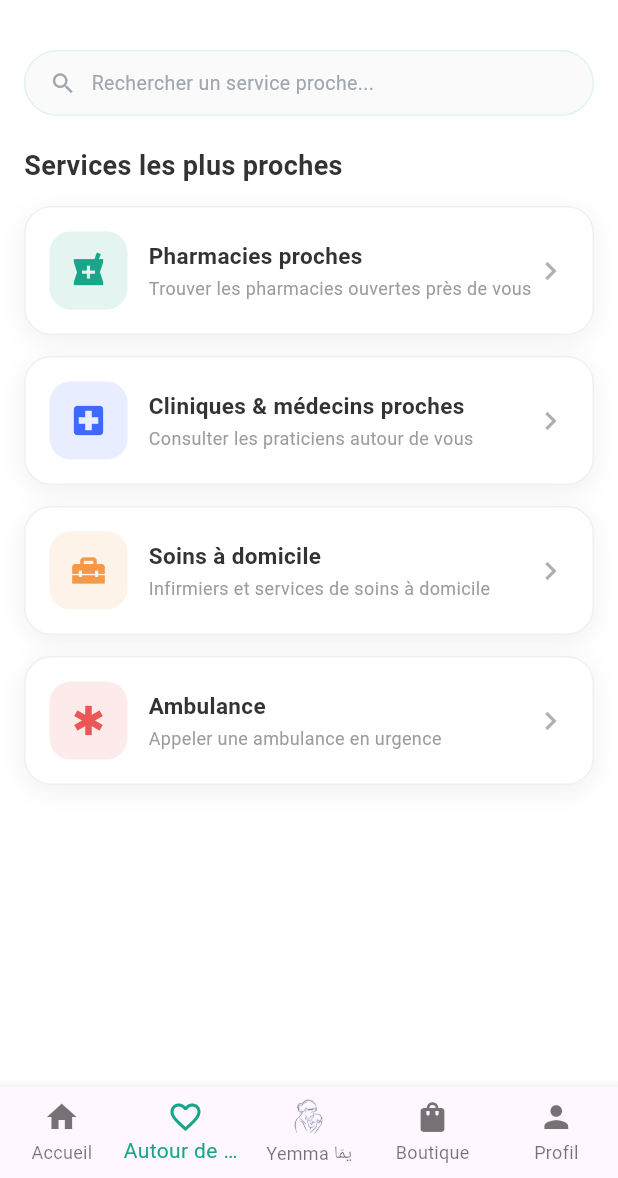
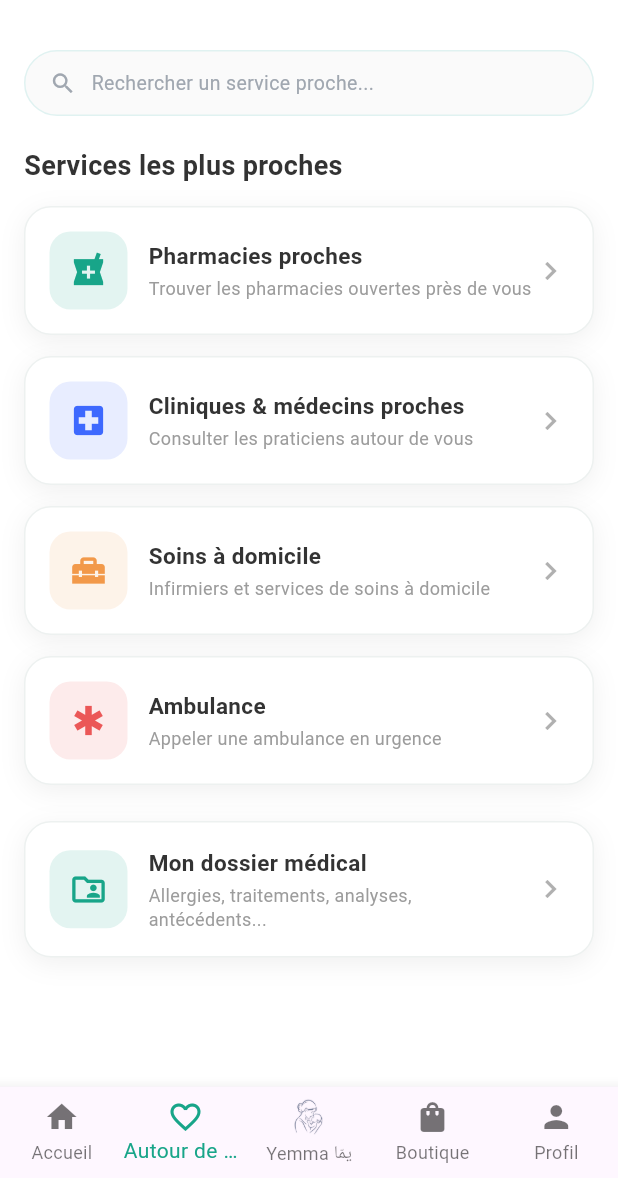
Before and after one commit to pfemoonbou-netizen/medicaclic, a Flutter app: the HomeScreen screen opened by its route, item 2 of the bottom bar chosen, on a phone screen of 412 x 824 dp, the part 58-1236 px from its top. Run offline on Flutter 3.47's test engine with Material 3 defaults, Android fonts, the phone set to English and light mode, and no system bars; our stand-ins replace file_picker, flutter_map, geolocator, go_router, image_picker, latlong2 and 2 more; accounts and stored records are empty.

Commit message:
Deplacer Mon dossier medical vers Autour de moi, retirer le nom sous la 1ere story
- "Mon dossier medical" quitte l'accueil et rejoint la page Autour de moi
- La story "Vous" (ajouter) n'affiche plus de nom, juste le cercle + le bouton +

Co-Authored-By: Claude Opus 4.6 <noreply@anthropic.com>
Claude-Session: https://claude.ai/code/session_011W2p4idtsPLUqPjXsb6riq

```diff
--- a/lib/screens/home/home_screen.dart
+++ b/lib/screens/home/home_screen.dart
@@ -13,7 +13,6 @@ import '../doctors/find_doctors_screen.dart';
 import '../yemma/yemma_screen.dart';
 import '../yemma/yemma_theme.dart';
 import '../profile/profile_screen.dart';
-import '../medical/medical_record_screen.dart';
 import 'widgets/ambulance_sheet.dart';
 import 'home_care/home_care_screen.dart';
 import '../../providers/home_care_provider.dart';
@@ -134,13 +133,6 @@ class _HomeScreenState extends State<HomeScreen> {
     Navigator.push(
       context,
       MaterialPageRoute(builder: (context) => const NearbyServicesScreen()),
-    );
-  }
-
-  void _openMedicalRecord(BuildContext context) {
-    Navigator.push(
-      context,
-      MaterialPageRoute(builder: (context) => MedicalRecordScreen(patientName: _displayName.isEmpty ? 'Mon dossier' : _displayName)),
     );
   }
 
@@ -358,41 +350,6 @@ class _HomeScreenState extends State<HomeScreen> {
               itemBuilder: (context, i) => _topDoctorCard(doctors[i]),
             ),
           ),
-          const SizedBox(height: 24),
-          const Text('Mon dossier médical', style: TextStyle(color: _darkText, fontSize: 16, fontWeight: FontWeight.w600)),
-          const SizedBox(height: 12),
-          GestureDetector(
-            onTap: () => _openMedicalRecord(context),
-            child: Container(
-              padding: const EdgeInsets.all(16),
-              decoration: BoxDecoration(
-                color: _lightTeal,
-                borderRadius: BorderRadius.circular(14),
-              ),
-              child: Row(
-                children: [
-                  Container(
-                    width: 52,
-                    height: 52,
-                    decoration: BoxDecoration(color: AppColors.white, borderRadius: BorderRadius.circular(12)),
-                    child: const Icon(Icons.folder_shared_outlined, color: AppColors.primary, size: 28),
-                  ),
-                  const SizedBox(width: 14),
-                  const Expanded(
-                    child: Column(
-                      crossAxisAlignment: CrossAxisAlignment.start,
-                      children: [
-                        Text('Consulter mon dossier', style: TextStyle(color: _darkText, fontSize: 15, fontWeight: FontWeight.w700)),
-                        SizedBox(height: 4),
-                        Text('Allergies, traitements, analyses, antécédents...', style: TextStyle(color: _gray, fontSize: 12)),
-                      ],
-                    ),
-                  ),
-                  const Icon(Icons.chevron_right, color: AppColors.primary),
-                ],
-              ),
-            ),
-          ),
           const SizedBox(height: 12),
         ],
       ),
--- a/lib/screens/home/nearby_services_screen.dart
+++ b/lib/screens/home/nearby_services_screen.dart
@@ -6,6 +6,7 @@ import '../doctors/find_doctors_screen.dart';
 import 'home_care/home_care_screen.dart';
 import '../../providers/home_care_provider.dart';
 import 'widgets/ambulance_sheet.dart';
+import '../medical/medical_record_screen.dart';
 
 /// Page "Autour de moi" : regroupe la recherche des services les plus
 /// proches (pharmacies, cliniques/médecins, soins à domicile, ambulance).
@@ -74,6 +75,14 @@ class NearbyServicesScreen extends StatelessWidget {
               builder: (_) => const AmbulanceSheet(),
             ),
           ),
+          const SizedBox(height: 10),
+          _serviceCard(
+            icon: Icons.folder_shared_outlined,
+            color: const Color(0xFF18A589),
+            title: 'Mon dossier médical',
+            subtitle: 'Allergies, traitements, analyses, antécédents...',
+            onTap: () => Navigator.push(context, MaterialPageRoute(builder: (_) => const MedicalRecordScreen())),
+          ),
         ],
       ),
     );
--- a/lib/screens/home/widgets/stories_bar.dart
+++ b/lib/screens/home/widgets/stories_bar.dart
@@ -70,8 +70,6 @@ class StoriesBar extends StatelessWidget {
               ),
             ],
           ),
-          const SizedBox(height: 6),
-          const Text('Vous', style: TextStyle(color: Color(0xFF6E6E6E), fontSize: 12), overflow: TextOverflow.ellipsis),
         ],
       ),
     );
```
